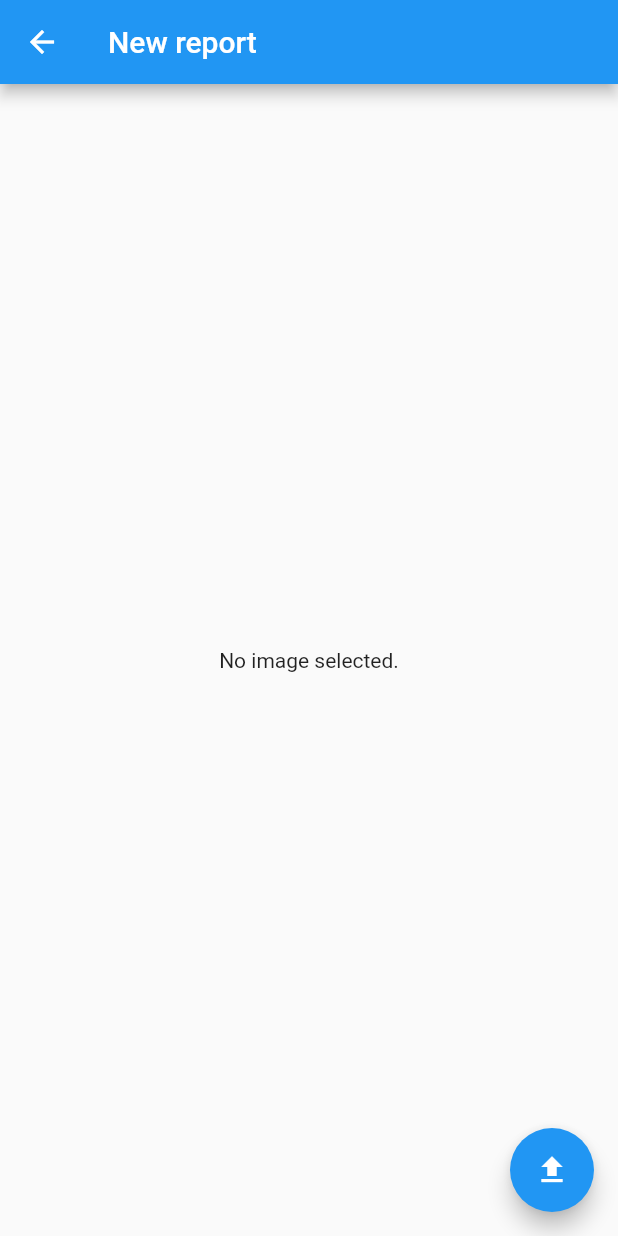
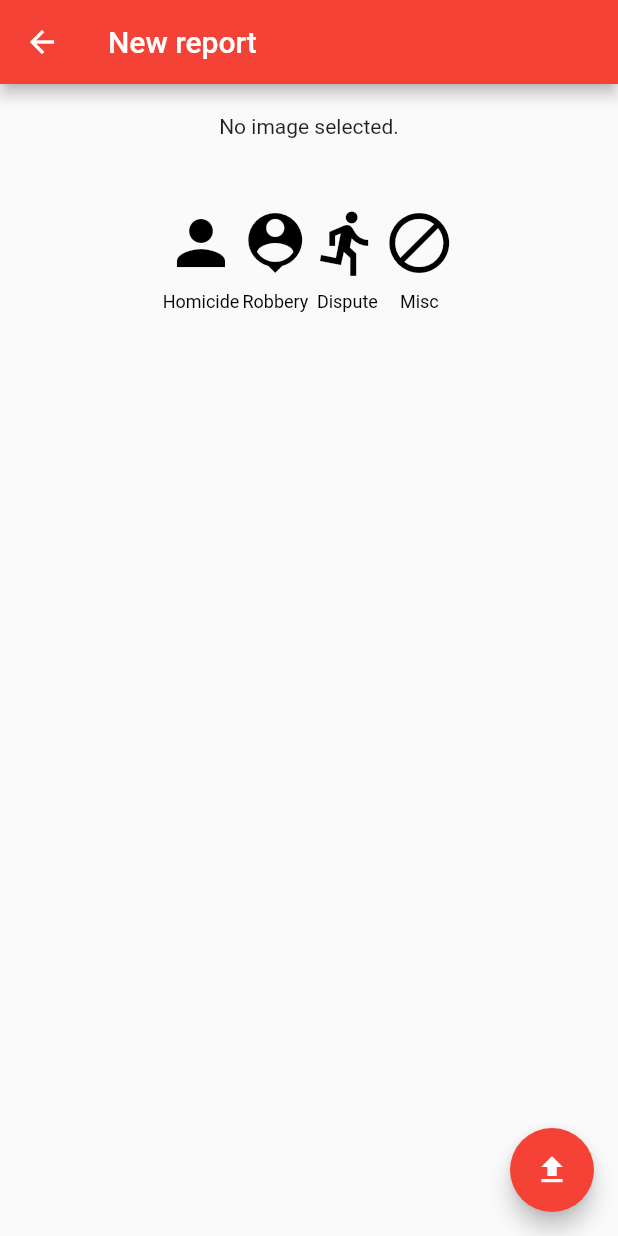
Before and after one commit to shanlemon/Report.It, a Flutter app: the screen it shows after launch, after a tap on "Report crime", on a phone screen of 412 x 824 dp. Run offline on Flutter 3.47's test engine with Material 2 defaults, Android fonts, the phone set to English and light mode, and no system bars; our stand-ins replace flutter_map, geolocator, image_picker, latlong.

Commit message:
created button column

```diff
--- /dev/null
+++ b/lib/components/button_column.dart
@@ -0,0 +1,47 @@
+import 'package:flutter/material.dart';
+
+class ButtonColumn extends StatefulWidget {
+
+  final bool _active;
+  final IconData _icon;
+  final String _text;
+
+  ButtonColumn(this._active, this._icon, this._text);
+
+  @override
+  _ButtonColumnState createState() => _ButtonColumnState(_active, _icon, _text);
+}
+
+class _ButtonColumnState extends State<ButtonColumn> {
+
+  bool _active;
+  final IconData _icon;
+  final String _text;
+
+  _ButtonColumnState(this._active, this._icon, this._text);
+
+  @override
+  Widget build(BuildContext context) {
+
+    Color col = _active ? Theme.of(context).primaryColor : Colors.black;
+
+    return Column(
+        mainAxisSize: MainAxisSize.min,
+        mainAxisAlignment: MainAxisAlignment.center,
+        children: [
+          Icon(_icon, color: col, size: 48.0),
+          Container(
+            margin: const EdgeInsets.only(top: 8.0),
+            child: Text(
+              _text,
+              style: TextStyle(
+                fontSize: 12.0,
+                fontWeight: FontWeight.w400,
+                color: col,
+              ),
+            ),
+          ),
+        ],
+      );
+  }
+}
--- a/lib/main.dart
+++ b/lib/main.dart
@@ -9,7 +9,7 @@ class MyApp extends StatelessWidget {
     return MaterialApp(
       title: 'Report It',
       theme: ThemeData(
-        primarySwatch: Colors.blue,
+        primarySwatch: Colors.red,
       ),
       home: MyHomePage(),
     );
--- a/lib/views/map.dart
+++ b/lib/views/map.dart
@@ -18,13 +18,13 @@ class MyHomePage extends StatefulWidget {
 class _MyHomePageState extends State<MyHomePage> {
 
 
-  LatLng position = LatLng(29.834, -95.4342);
+  LatLng position = LatLng(0.0, 0.0);
   StreamSubscription<Position> _positionStream;
 
   @override
   void initState() {
-      super.initState();
 
+    print("hello");
     Geolocator()
       .checkGeolocationPermissionStatus()
       .then((GeolocationStatus snapshot) {
@@ -32,28 +32,27 @@ class _MyHomePageState extends State<MyHomePage> {
         if (snapshot.index == GeolocationStatus.denied.index
           || snapshot.index == GeolocationStatus.disabled.index) {
             print('bummer');
+            return;
         }
       });
 
-      if (_positionStream == null) {
     _positionStream = Geolocator()
       .getPositionStream(
-            LocationOptions(accuracy: LocationAccuracy.best, distanceFilter: 10)
+        LocationOptions(accuracy: LocationAccuracy.best, timeInterval: 100)
       )
       .listen((Position pos) {
         setState(() {
           position = LatLng(pos.latitude, pos.longitude);
         });
-            print(position);
+        print("position ${pos.latitude}, ${pos.longitude}");
       });
 
-        _positionStream.pause();
-      }
-
+    super.initState();
   }
 
   @override
   void dispose() {
+
     if (_positionStream != null) {
       _positionStream.cancel();
       _positionStream = null;
@@ -68,7 +67,7 @@ class _MyHomePageState extends State<MyHomePage> {
       body: FlutterMap(
         options: MapOptions(
           center: position,
-          zoom: 13.0,
+          zoom: 2.0,
         ),
         layers: [
           TileLayerOptions(
@@ -88,7 +87,7 @@ class _MyHomePageState extends State<MyHomePage> {
                 builder: (ctx) =>
                 Container(
                   child: IconButton(
-                    icon: Icon(Icons.warning),
+                    icon: Icon(Icons.person_pin),
                     iconSize: 48.0,
                     color: Colors.orange,
                     onPressed: () => {},
--- a/lib/views/report.dart
+++ b/lib/views/report.dart
@@ -2,6 +2,9 @@ import "package:flutter/material.dart";
 import 'dart:io';
 import 'package:latlong/latlong.dart';
 import 'package:image_picker/image_picker.dart';
+import 'package:geolocator/geolocator.dart';
+
+import '../components/button_column.dart';
 
 class ReportView extends StatefulWidget {
 
@@ -12,7 +15,8 @@ class ReportView extends StatefulWidget {
 class _ReportViewState extends State<ReportView> {
 
   File image;
-  LatLng loc;
+  LatLng latestLoc;
+  String address = "";
 
   @override
     void initState() {
@@ -24,11 +28,25 @@ class _ReportViewState extends State<ReportView> {
         });
       });
 
-      // _loc.then((LatLng l) {
-      //   setState(() {
-      //     loc = l; // used for tracking
-      //   });
-      // });
+      Geolocator()
+        .getLastKnownPosition(desiredAccuracy: LocationAccuracy.high)
+        .then((Position pos) {
+
+          setState(() {
+            latestLoc = LatLng(pos.latitude, pos.longitude);
+          });
+
+          Geolocator()
+            .placemarkFromCoordinates(pos.latitude, pos.longitude)
+            .then((List<Placemark> place) {
+              Placemark addr = place.first;
+              address = (addr != null)
+                ?"${addr.subThoroughfare} ${addr.thoroughfare}, ${addr.locality},"
+                " ${addr.administrativeArea} ${addr.postalCode}, ${addr.country}"
+                : "";
+            });
+        });
+
     }
 
   @override
@@ -37,10 +55,41 @@ class _ReportViewState extends State<ReportView> {
       appBar: AppBar(
         title: const Text('New report'),
       ),
-      body: Center(
-        child: image == null
-            ? const Text('No image selected.')
-            : Image.file(image),
+      body: Column(
+        children: <Widget>[
+          Container(
+            padding: EdgeInsets.all(20.0),
+            decoration: BoxDecoration(
+              borderRadius: BorderRadius.circular(50.0)
+            ),
+            child: Center(
+              child: image == null
+                  ? const Text('No image selected.')
+                  : Image.file(image,
+                      height: 180.0,
+                      width: 400.0,
+                      fit: BoxFit.cover,
+                    ),
+            )
+          ),
+          Container(
+            padding: EdgeInsets.only(left: 20.0, right: 20.0),
+            child: Text(address,
+              textAlign: TextAlign.center,
+              textScaleFactor: 1.6,
+            )
+          ),
+          Row(
+            mainAxisAlignment: MainAxisAlignment.center,
+            children: <Widget>[
+              ButtonColumn(false, Icons.person, "Homicide"),
+              ButtonColumn(false, Icons.person_pin, "Robbery"),
+              ButtonColumn(false, Icons.directions_run, "Dispute"),
+              ButtonColumn(false, Icons.do_not_disturb_alt, "Misc")
+            ],
+          )
+        ],
+
       ),
       floatingActionButton: FloatingActionButton(
         onPressed: () => print('Done!'), // update database
```
Lines whose indentation alone changed are shown as unchanged.
